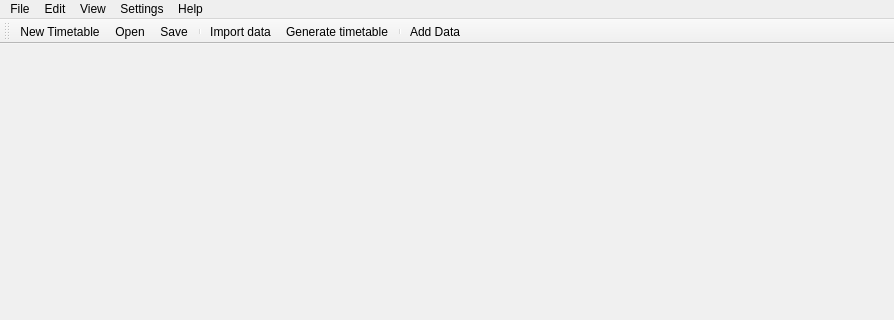
Old version of the form Orar/OrarApp/OrarApp.ui in the repository alexandrutm/UnivTimetable; both pictures show x 0 to 894 and y 0 to 320 of the 894 by 553 pixel window.
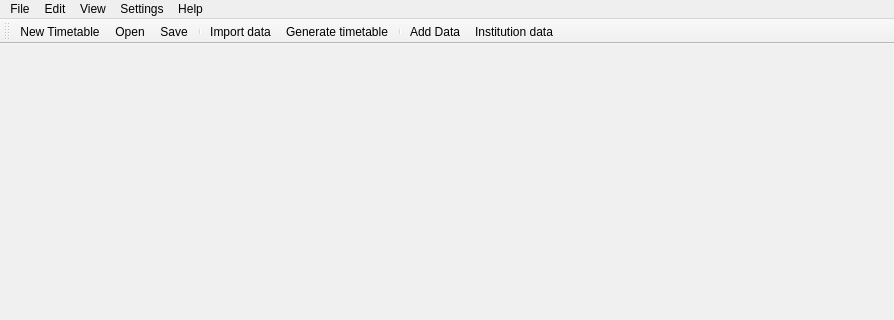
New version of the form. Icons and pictures are not drawn.

Commit message: Add new action "instutution data" and static_cast size_t in all view

What changed in the file:
```diff
--- a/Orar/OrarApp/OrarApp.ui
+++ b/Orar/OrarApp/OrarApp.ui
@@ -121,6 +121,7 @@
    <addaction name="mGenerate"/>
    <addaction name="separator"/>
    <addaction name="mData"/>
+   <addaction name="mInstitutionData"/>
   </widget>
   <widget class="QStatusBar" name="statusBar"/>
   <action name="mNew">
@@ -182,6 +183,11 @@
     <string>Add Data</string>
    </property>
   </action>
+  <action name="mInstitutionData">
+   <property name="text">
+    <string>Institution data</string>
+   </property>
+  </action>
  </widget>
  <layoutdefault spacing="6" margin="11"/>
  <resources>
```
The commit also changes 13 other files.
